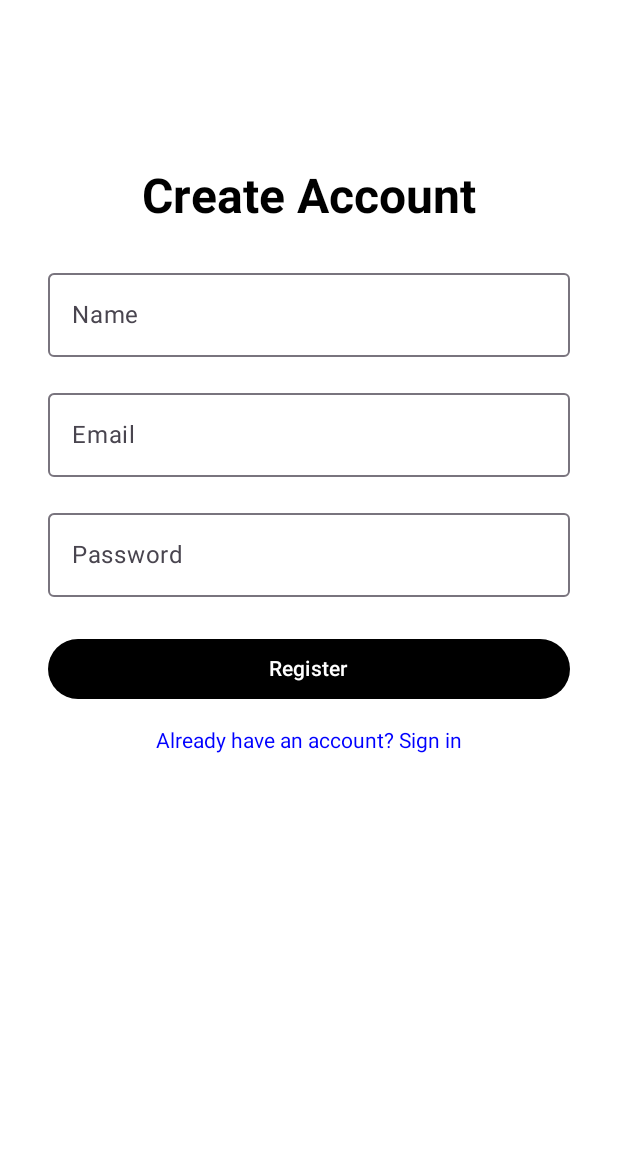
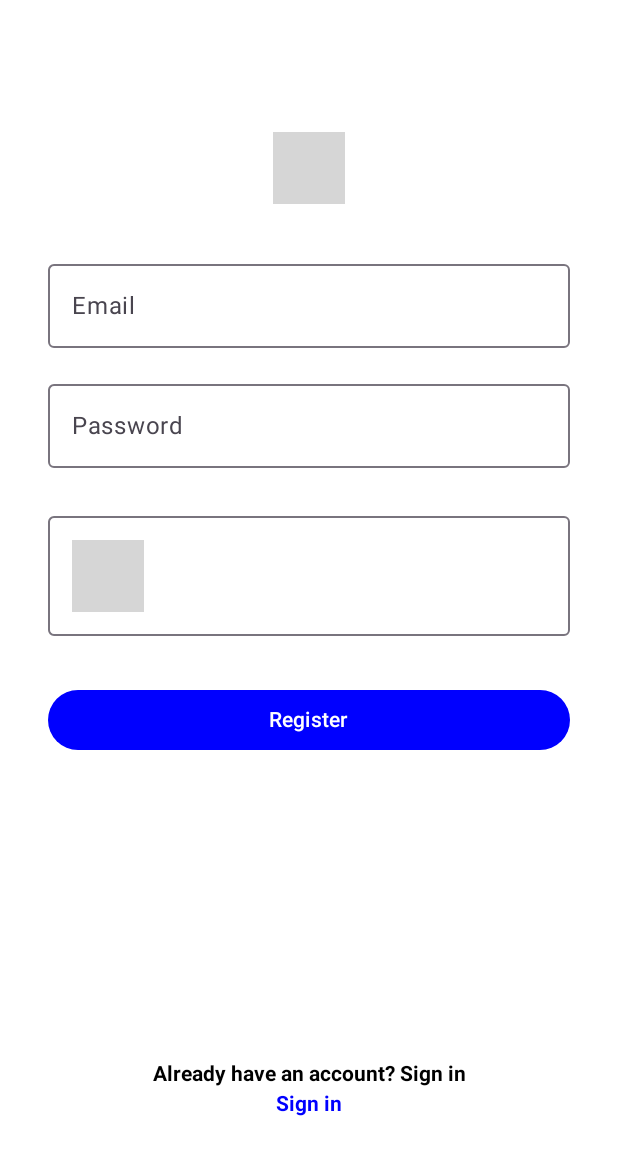
Before and after one commit to myofficework000/ReviewApp, an Android app built with Jetpack Compose: the @Preview function RegisterScreenPreview, on a phone screen of 412 x 824 dp. Shown: the top 1155 px of the screen. Run offline under Robolectric (Android 15) with nearby library versions, the phone set to English and light mode, and no system bars; 13 statements that could not run were skipped; grey boxes are pictures that could not be loaded.

Commit message:
ui update

```diff
--- a/app/src/main/java/com/code4galaxy/reviewnow/view/composables/RegisterScreen.kt
+++ b/app/src/main/java/com/code4galaxy/reviewnow/view/composables/RegisterScreen.kt
@@ -31,10 +31,11 @@
 import com.code4galaxy.reviewnow.R
 
 @Composable
-fun RegisterScreen() {
+fun RegisterScreen(onSignInClick: () -> Unit = {}) {
     var email by remember { mutableStateOf("") }
     var name by remember { mutableStateOf("") }
     var password by remember { mutableStateOf("") }
+    var confirmPassword by remember { mutableStateOf("") }
     Box(
         modifier = Modifier.fillMaxSize().background(Color.White)
     ) {
@@ -44,24 +45,17 @@
                 .padding(dimensionResource(R.dimen.dimen_32_dp)),
             horizontalAlignment = Alignment.CenterHorizontally
         ) {
-            val dimen32sp = with(LocalDensity.current) {
-                dimensionResource(id = R.dimen.dimen_32_sp).toSp()
+            val dimen20sp = with(LocalDensity.current) {
+                dimensionResource(id = R.dimen.dimen_20_sp).toSp()
             }
-            Spacer(modifier = Modifier.height(dimensionResource(R.dimen.dimen_80_dp)))
+            val dimen48sp = with(LocalDensity.current) {
+                dimensionResource(id = R.dimen.dimen_48_sp).toSp()
+            }
+            Spacer(modifier = Modifier.height(dimensionResource(R.dimen.dimen_56_dp)))
 
-            Text(stringResource(R.string.create_account), fontSize = dimen32sp, fontWeight = FontWeight.Bold)
+            Text(stringResource(R.string.sign_up), fontSize = dimen48sp, fontWeight = FontWeight.Bold)
 
-            Spacer(modifier = Modifier.height(dimensionResource(R.dimen.dimen_24_dp)))
-
-            OutlinedTextField(
-                value = name,
-                onValueChange = {name = it},
-                label = { Text(stringResource(R.string.name)) },
-                placeholder = { Text(stringResource(R.string.your_name)) },
-                modifier = Modifier.fillMaxWidth()
-            )
-
-            Spacer(modifier = Modifier.height(dimensionResource(R.dimen.dimen_16_dp)))
+            Spacer(modifier = Modifier.height(dimensionResource(R.dimen.dimen_32_dp)))
 
             OutlinedTextField(
                 value = email,
@@ -84,23 +78,57 @@
 
             Spacer(modifier = Modifier.height(dimensionResource(R.dimen.dimen_24_dp)))
 
+            OutlinedTextField(
+                value = confirmPassword,
+                onValueChange = {confirmPassword = it},
+                label = { Text(stringResource(R.string.confirm_password)) },
+                placeholder = { Text(stringResource(R.string.example_password)) },
+                modifier = Modifier.fillMaxWidth()
+            )
+
+            Spacer(modifier = Modifier.height(dimensionResource(R.dimen.dimen_32_dp)))
+
+
             Button(
                 onClick = { /* Handle register */ },
                 modifier = Modifier.fillMaxWidth(),
-                colors = ButtonDefaults.buttonColors(containerColor = Color.Black)
+                colors = ButtonDefaults.buttonColors(containerColor = Color.Blue)
             ) {
-                Text(stringResource(R.string.register), color = Color.White)
+                Text(stringResource(R.string.register), fontSize = dimen20sp, color = Color.White)
             }
 
             Spacer(modifier = Modifier.height(dimensionResource(R.dimen.dimen_16_dp)))
 
-            Text(
-                text = stringResource(R.string.already_have_account),
-                color = Color.Blue,
-                modifier = Modifier.clickable {
-
+            Box(
+                modifier = Modifier
+                    .fillMaxSize().padding(bottom = dimensionResource(R.dimen.dimen_32_dp))
+                    .padding(16.dp)
+            ) {
+                Column (
+                    modifier = Modifier.fillMaxWidth().align(Alignment.BottomCenter)
+                        .align(Alignment.Center),horizontalAlignment = Alignment.CenterHorizontally
+                ) {
+                    val dimen24sp = with(LocalDensity.current) {
+                        dimensionResource(id = R.dimen.dimen_24_sp).toSp()
+                    }
+                    val dimen20sp = with(LocalDensity.current) {
+                        dimensionResource(id = R.dimen.dimen_20_sp).toSp()
+                    }
+                    Text(text = stringResource(R.string.already_have_account),
+                        fontSize = dimen24sp,
+                        fontWeight = FontWeight.Bold)
+                    Spacer(modifier = Modifier.height(dimensionResource(R.dimen.dimen_4_dp)))
+                    Text(
+                        text = stringResource(R.string.sign_in),
+                        color = Color.Blue,
+                        fontSize = dimen20sp,
+                        fontWeight = FontWeight.Bold,
+                        modifier = Modifier.clickable {
+                            onSignInClick()
+                        }
+                    )
                 }
-            )
+            }
         }
     }
 }
```
Also changed, not shown: app/src/main/java/com/code4galaxy/reviewnow/view/composables/LoginScreen.kt (+28 -28 lines).
